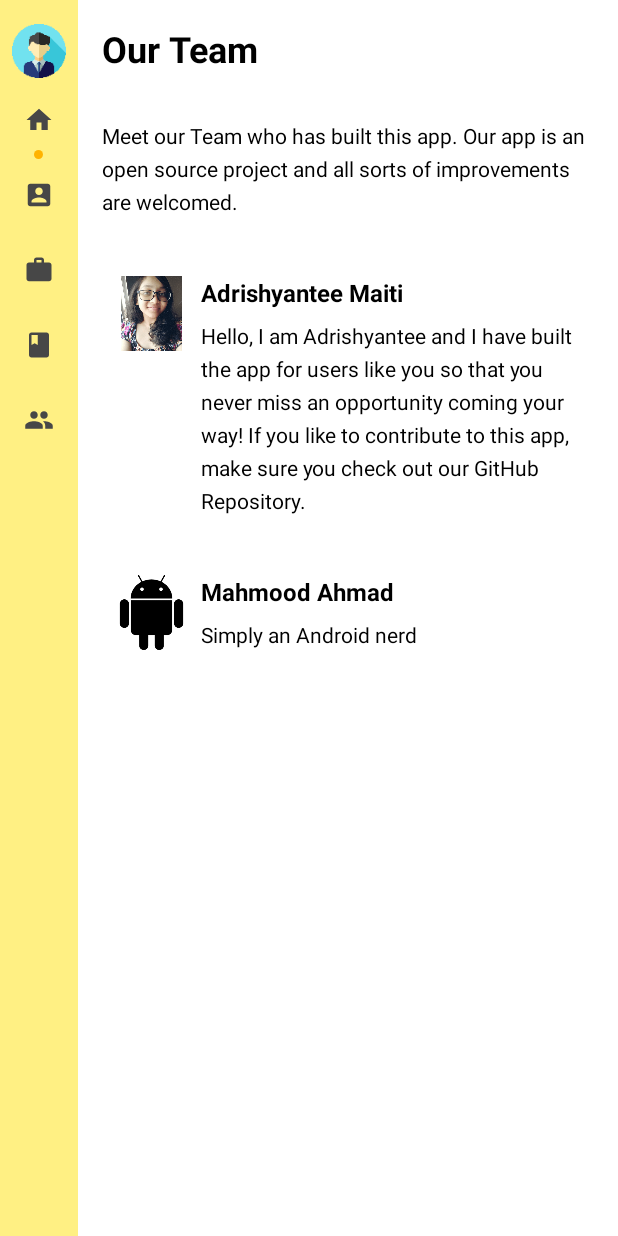
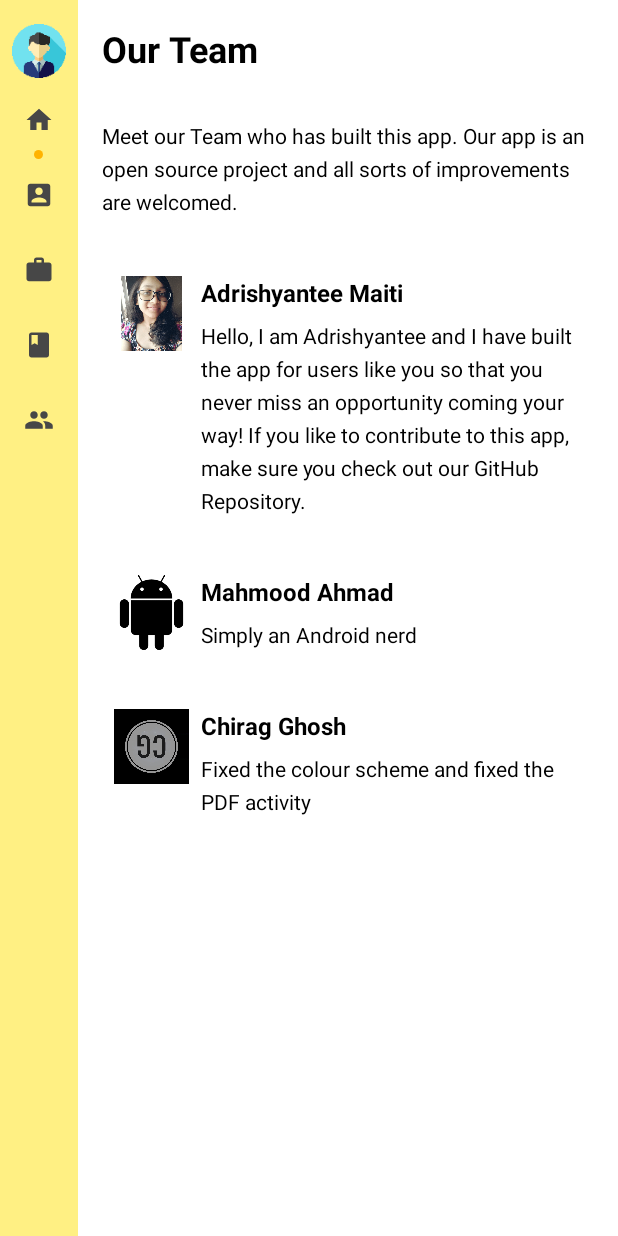
Before and after one commit to DSCKGEC/Resumie, an Android app: the fragment TeamFragment placed in its activity, on a phone screen of 412 x 824 dp. Run offline under Robolectric (Android 15) with nearby library versions, the phone set to English and light mode, and no system bars.

Commit message:
Added Chirag Ghosh in Team

```diff
--- a/app/src/main/java/com/example/resumie/team/TeamFragment.java
+++ b/app/src/main/java/com/example/resumie/team/TeamFragment.java
@@ -52,6 +52,7 @@ public class TeamFragment extends Fragment {
         items=new ArrayList<>();
         items.add(new TeamItem(getString(R.string.Adrishyantee),getString(R.string.Adridescription),R.drawable.adri));
         items.add(new TeamItem("Mahmood Ahmad","Simply an Android nerd",R.drawable.download));
+        items.add(new TeamItem("Chirag Ghosh","Fixed the colour scheme and fixed the PDF activity",R.drawable.chirag));
         teamAdapter=new TeamAdapter(items);
         recyclerView.setLayoutManager(new LinearLayoutManager((getContext())));
         recyclerView.setAdapter(teamAdapter);
```
Also changed, not shown: app/src/main/res/drawable/chirag.jpg (added).
